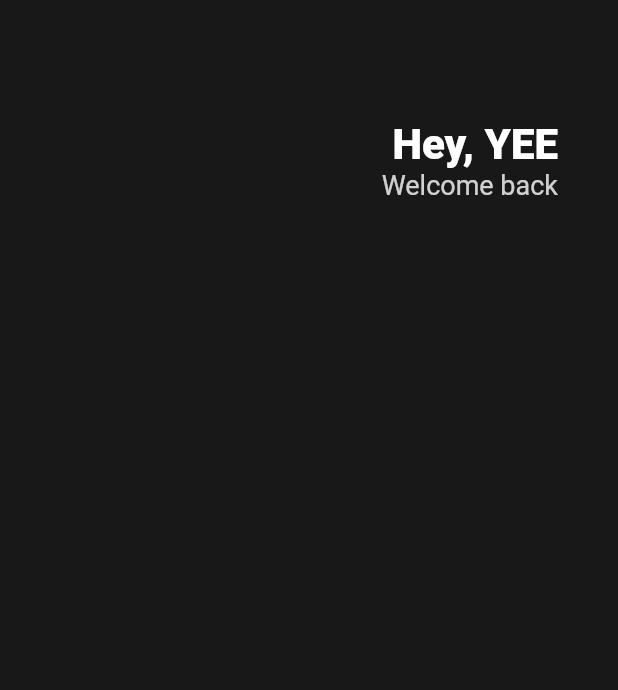
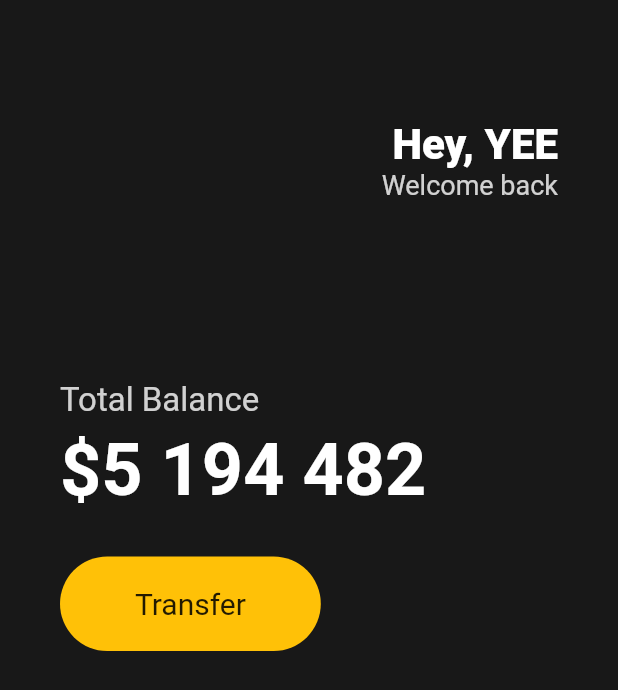
Before and after one commit to joseph-106/toonflix, a Flutter app: the screen it shows after launch, on a phone screen of 412 x 824 dp. Shown: the top 690 px of the screen. Run offline on Flutter 3.47's test engine with Material 2 defaults, Android fonts, the phone set to English and light mode, and no system bars.

Commit message:
Buttons Section

```diff
--- a/lib/main.dart
+++ b/lib/main.dart
@@ -15,6 +15,7 @@
             horizontal: 40,
           ),
           child: Column(
+            crossAxisAlignment: CrossAxisAlignment.start,
             children: [
               const SizedBox(
                 height: 80,
@@ -43,6 +44,52 @@
                     ],
                   )
                 ],
+              ),
+              const SizedBox(
+                height: 120,
+              ),
+              Text(
+                'Total Balance',
+                style: TextStyle(
+                  fontSize: 22,
+                  color: Colors.white.withOpacity(0.8),
+                ),
+              ),
+              const SizedBox(
+                height: 5,
+              ),
+              const Text(
+                '\$5 194 482',
+                style: TextStyle(
+                  fontSize: 48,
+                  fontWeight: FontWeight.w600,
+                  color: Colors.white,
+                ),
+              ),
+              const SizedBox(
+                height: 30,
+              ),
+              Row(
+                children: [
+                  Container(
+                    decoration: BoxDecoration(
+                      color: Colors.amber,
+                      borderRadius: BorderRadius.circular(45),
+                    ),
+                    child: const Padding(
+                      padding: EdgeInsets.symmetric(
+                        vertical: 20,
+                        horizontal: 50,
+                      ),
+                      child: Text(
+                        'Transfer',
+                        style: TextStyle(
+                          fontSize: 20,
+                        ),
+                      ),
+                    ),
+                  )
+                ],
               )
             ],
           ),
```
